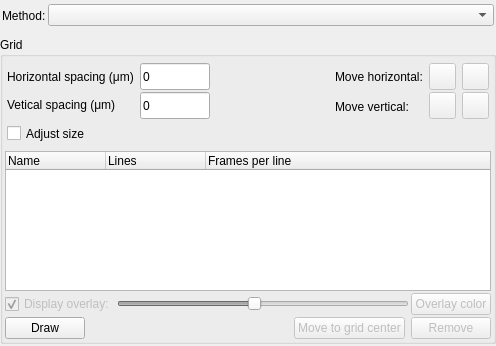
The window that BlissFramework/Bricks/widgets/ui_files/Qt4_advanced_methods_layout.ui (mxcube/mxcubeqt) describes before a commit, drawn with Qt 5.
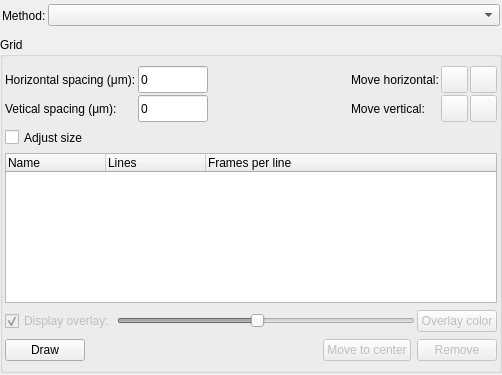
The same window after the commit. Icons and pictures are not drawn.

Commit message: [master] Layout adjustments and few new icons

Patch:
```diff
--- a/BlissFramework/Bricks/widgets/ui_files/Qt4_advanced_methods_layout.ui
+++ b/BlissFramework/Bricks/widgets/ui_files/Qt4_advanced_methods_layout.ui
@@ -6,8 +6,8 @@
    <rect>
     <x>0</x>
     <y>0</y>
-    <width>496</width>
-    <height>346</height>
+    <width>502</width>
+    <height>375</height>
    </rect>
   </property>
   <property name="sizePolicy">
@@ -126,43 +126,7 @@
           <property name="spacing">
            <number>2</number>
           </property>
-          <item row="2" column="0">
-           <widget class="QTreeWidget" name="grid_treewidget">
-            <property name="maximumSize">
-             <size>
-              <width>16777215</width>
-              <height>150</height>
-             </size>
-            </property>
-            <property name="font">
-             <font>
-              <pointsize>9</pointsize>
-              <weight>50</weight>
-              <italic>false</italic>
-              <bold>false</bold>
-             </font>
-            </property>
-            <property name="rootIsDecorated">
-             <bool>false</bool>
-            </property>
-            <column>
-             <property name="text">
-              <string>Name</string>
-             </property>
-            </column>
-            <column>
-             <property name="text">
-              <string>Lines</string>
-             </property>
-            </column>
-            <column>
-             <property name="text">
-              <string>Frames per line</string>
-             </property>
-            </column>
-           </widget>
-          </item>
-          <item row="4" column="0">
+          <item row="6" column="0">
            <layout class="QHBoxLayout" name="buttons_hlayout">
             <property name="leftMargin">
              <number>0</number>
@@ -218,7 +182,7 @@
                </size>
               </property>
               <property name="text">
-               <string>Move to grid center</string>
+               <string>Move to center</string>
               </property>
              </widget>
             </item>
@@ -234,373 +198,7 @@
             </item>
            </layout>
           </item>
-          <item row="0" column="0">
-           <layout class="QVBoxLayout" name="grid_vlayout">
-            <property name="spacing">
-             <number>2</number>
-            </property>
-            <property name="leftMargin">
-             <number>0</number>
-            </property>
-            <property name="topMargin">
-             <number>0</number>
-            </property>
-            <property name="rightMargin">
-             <number>0</number>
-            </property>
-            <item>
-             <layout class="QHBoxLayout" name="grid_tools_hlayout">
-              <property name="spacing">
-               <number>6</number>
-              </property>
-              <property name="margin">
-               <number>2</number>
-              </property>
-              <item>
-               <layout class="QVBoxLayout" name="spacing_lable_vlayout">
-                <property name="spacing">
-                 <number>2</number>
-                </property>
-                <property name="leftMargin">
-                 <number>0</number>
-                </property>
-                <property name="topMargin">
-                 <number>0</number>
-                </property>
-                <property name="rightMargin">
-                 <number>0</number>
-                </property>
-                <item>
-                 <widget class="QLabel" name="hor_spacing_label">
-                  <property name="minimumSize">
-                   <size>
-                    <width>0</width>
-                    <height>27</height>
-                   </size>
-                  </property>
-                  <property name="maximumSize">
-                   <size>
-                    <width>16777215</width>
-                    <height>27</height>
-                   </size>
-                  </property>
-                  <property name="text">
-                   <string>Horizontal spacing (μm)</string>
-                  </property>
-                 </widget>
-                </item>
-                <item>
-                 <widget class="QLabel" name="ver_spacing_label_2">
-                  <property name="minimumSize">
-                   <size>
-                    <width>0</width>
-                    <height>26</height>
-                   </size>
-                  </property>
-                  <property name="maximumSize">
-                   <size>
-                    <width>16777215</width>
-                    <height>27</height>
-                   </size>
-                  </property>
-                  <property name="text">
-                   <string>Vetical spacing (μm)</string>
-                  </property>
-                 </widget>
-                </item>
-                <item>
-                 <widget class="QCheckBox" name="adjust_size_cbox">
-                  <property name="minimumSize">
-                   <size>
-                    <width>0</width>
-                    <height>27</height>
-                   </size>
-                  </property>
-                  <property name="maximumSize">
-                   <size>
-                    <width>16777215</width>
-                    <height>27</height>
-                   </size>
-                  </property>
-                  <property name="text">
-                   <string>Adjust size</string>
-                  </property>
-                  <property name="checked">
-                   <bool>false</bool>
-                  </property>
-                 </widget>
-                </item>
-               </layout>
-              </item>
-              <item>
-               <layout class="QVBoxLayout" name="spacing_ledit_vlayout">
-                <property name="spacing">
-                 <number>2</number>
-                </property>
-                <item>
-                 <widget class="QLineEdit" name="hor_spacing_ledit">
-                  <property name="minimumSize">
-                   <size>
-                    <width>0</width>
-                    <height>27</height>
-                   </size>
-                  </property>
-                  <property name="maximumSize">
-                   <size>
-                    <width>70</width>
-                    <height>27</height>
-                   </size>
-                  </property>
-                  <property name="text">
-                   <string>0</string>
-                  </property>
-                 </widget>
-                </item>
-                <item>
-                 <widget class="QLineEdit" name="ver_spacing_ledit">
-                  <property name="minimumSize">
-                   <size>
-                    <width>0</width>
-                    <height>27</height>
-                   </size>
-                  </property>
-                  <property name="maximumSize">
-                   <size>
-                    <width>70</width>
-                    <height>27</height>
-                   </size>
-                  </property>
-                  <property name="text">
-                   <string>0</string>
-                  </property>
-                 </widget>
-                </item>
-                <item>
-                 <spacer name="verticalSpacer">
-                  <property name="orientation">
-                   <enum>Qt::Vertical</enum>
-                  </property>
-                  <property name="sizeType">
-                   <enum>QSizePolicy::Fixed</enum>
-                  </property>
-                  <property name="sizeHint" stdset="0">
-                   <size>
-                    <width>20</width>
-                    <height>27</height>
-                   </size>
-                  </property>
-                 </spacer>
-                </item>
-               </layout>
-              </item>
-              <item>
-               <spacer name="horizontalSpacer">
-                <property name="orientation">
-                 <enum>Qt::Horizontal</enum>
-                </property>
-                <property name="sizeHint" stdset="0">
-                 <size>
-                  <width>40</width>
-                  <height>20</height>
-                 </size>
-                </property>
-               </spacer>
-              </item>
-              <item>
-               <layout class="QVBoxLayout" name="move_label_vlayout">
-                <property name="spacing">
-                 <number>2</number>
-                </property>
-                <property name="leftMargin">
-                 <number>0</number>
-                </property>
-                <property name="topMargin">
-                 <number>0</number>
-                </property>
-                <property name="rightMargin">
-                 <number>0</number>
-                </property>
-                <item>
-                 <widget class="QLabel" name="move_hor_label">
-                  <property name="text">
-                   <string>Move horizontal:</string>
-                  </property>
-                 </widget>
-                </item>
-                <item>
-                 <widget class="QLabel" name="move_ver_label">
-                  <property name="text">
-                   <string>Move vertical:</string>
-                  </property>
-                 </widget>
-                </item>
-                <item>
-                 <spacer name="verticalSpacer_2">
-                  <property name="orientation">
-                   <enum>Qt::Vertical</enum>
-                  </property>
-                  <property name="sizeType">
-                   <enum>QSizePolicy::Fixed</enum>
-                  </property>
-                  <property name="sizeHint" stdset="0">
-                   <size>
-                    <width>20</width>
-                    <height>27</height>
-                   </size>
-                  </property>
-                 </spacer>
-                </item>
-               </layout>
-              </item>
-              <item>
-               <layout class="QVBoxLayout" name="move_buttons_one_layout">
-                <property name="spacing">
-                 <number>2</number>
-                </property>
-                <property name="leftMargin">
-                 <number>0</number>
-                </property>
-                <property name="topMargin">
-                 <number>0</number>
-                </property>
-                <property name="rightMargin">
-                 <number>0</number>
-                </property>
-                <item>
-                 <widget class="QPushButton" name="move_left_button">
-                  <property name="enabled">
-                   <bool>false</bool>
-                  </property>
-                  <property name="maximumSize">
-                   <size>
-                    <width>27</width>
-                    <height>27</height>
-                   </size>
-                  </property>
-                  <property name="text">
-                   <string/>
-                  </property>
-                  <property name="icon">
-                   <iconset>
-                    <normaloff>../../../Icons/Left2.png</normaloff>../../../Icons/Left2.png</iconset>
-                  </property>
-                 </widget>
-                </item>
-                <item>
-                 <widget class="QPushButton" name="move_up_button">
-                  <property name="enabled">
-                   <bool>false</bool>
-                  </property>
-                  <property name="maximumSize">
-                   <size>
-                    <width>27</width>
-                    <height>27</height>
-                   </size>
-                  </property>
-                  <property name="text">
-                   <string/>
-                  </property>
-                  <property name="icon">
-                   <iconset>
-                    <normaloff>../../../Icons/Up2.png</normaloff>../../../Icons/Up2.png</iconset>
-                  </property>
-                 </widget>
-                </item>
-                <item>
-                 <spacer name="verticalSpacer_3">
-                  <property name="orientation">
-                   <enum>Qt::Vertical</enum>
-                  </property>
-                  <property name="sizeType">
-                   <enum>QSizePolicy::Fixed</enum>
-                  </property>
-                  <property name="sizeHint" stdset="0">
-                   <size>
-                    <width>20</width>
-                    <height>27</height>
-                   </size>
-                  </property>
-                 </spacer>
-                </item>
-               </layout>
-              </item>
-              <item>
-               <layout class="QVBoxLayout" name="move_buttons_two_layout">
-                <property name="spacing">
-                 <number>2</number>
-                </property>
-                <property name="leftMargin">
-                 <number>0</number>
-                </property>
-                <property name="topMargin">
-                 <number>0</number>
-                </property>
-                <property name="rightMargin">
-                 <number>0</number>
-                </property>
-                <item>
-                 <widget class="QPushButton" name="move_right_button">
-                  <property name="enabled">
-                   <bool>false</bool>
-                  </property>
-                  <property name="maximumSize">
-                   <size>
-                    <width>27</width>
-                    <height>27</height>
-                   </size>
-                  </property>
-                  <property name="text">
-                   <string/>
-                  </property>
-                  <property name="icon">
-                   <iconset>
-                    <normaloff>../../../Icons/Right2.png</normaloff>../../../Icons/Right2.png</iconset>
-                  </property>
-                 </widget>
-                </item>
-                <item>
-                 <widget class="QPushButton" name="move_down_button">
-                  <property name="enabled">
-                   <bool>false</bool>
-                  </property>
-                  <property name="maximumSize">
-                   <size>
-                    <width>27</width>
-                    <height>27</height>
-                   </size>
-                  </property>
-                  <property name="text">
-                   <string/>
-                  </property>
-                  <property name="icon">
-                   <iconset>
-                    <normaloff>../../../Icons/Down2.png</normaloff>../../../Icons/Down2.png</iconset>
-                  </property>
-                 </widget>
-                </item>
-                <item>
-                 <spacer name="verticalSpacer_4">
-                  <property name="orientation">
-                   <enum>Qt::Vertical</enum>
-                  </property>
-                  <property name="sizeType">
-                   <enum>QSizePolicy::Fixed</enum>
-                  </property>
-                  <property name="sizeHint" stdset="0">
-                   <size>
-                    <width>20</width>
-                    <height>27</height>
-                   </size>
-                  </property>
-                 </spacer>
-                </item>
-               </layout>
-              </item>
-             </layout>
-            </item>
-           </layout>
-          </item>
-          <item row="3" column="0">
+          <item row="5" column="0">
            <layout class="QHBoxLayout" name="horizontalLayout_2">
             <property name="spacing">
              <number>2</number>
@@ -664,6 +262,273 @@
             </item>
            </layout>
           </item>
+          <item row="0" column="0">
+           <layout class="QGridLayout" name="gridLayout_2">
+            <property name="leftMargin">
+             <number>0</number>
+            </property>
+            <property name="topMargin">
+             <number>0</number>
+            </property>
+            <property name="spacing">
+             <number>2</number>
+            </property>
+            <item row="0" column="0">
+             <widget class="QLabel" name="hor_spacing_label">
+              <property name="minimumSize">
+               <size>
+                <width>0</width>
+                <height>27</height>
+               </size>
+              </property>
+              <property name="maximumSize">
+               <size>
+                <width>180</width>
+                <height>27</height>
+               </size>
+              </property>
+              <property name="text">
+               <string>Horizontal spacing (μm):</string>
+              </property>
+             </widget>
+            </item>
+            <item row="1" column="0">
+             <widget class="QLabel" name="ver_spacing_label_2">
+              <property name="minimumSize">
+               <size>
+                <width>0</width>
+                <height>26</height>
+               </size>
+              </property>
+              <property name="maximumSize">
+               <size>
+                <width>180</width>
+                <height>27</height>
+               </size>
+              </property>
+              <property name="text">
+               <string>Vetical spacing (μm):</string>
+              </property>
+             </widget>
+            </item>
+            <item row="1" column="2">
+             <spacer name="horizontalSpacer_3">
+              <property name="orientation">
+               <enum>Qt::Horizontal</enum>
+              </property>
+              <property name="sizeHint" stdset="0">
+               <size>
+                <width>40</width>
+                <height>20</height>
+               </size>
+              </property>
+             </spacer>
+            </item>
+            <item row="0" column="2">
+             <spacer name="horizontalSpacer">
+              <property name="orientation">
+               <enum>Qt::Horizontal</enum>
+              </property>
+              <property name="sizeHint" stdset="0">
+               <size>
+                <width>40</width>
+                <height>20</height>
+               </size>
+              </property>
+             </spacer>
+            </item>
+            <item row="0" column="5">
+             <widget class="QPushButton" name="move_right_button">
+              <property name="enabled">
+               <bool>false</bool>
+              </property>
+              <property name="maximumSize">
+               <size>
+                <width>27</width>
+                <height>27</height>
+               </size>
+              </property>
+              <property name="text">
+               <string/>
+              </property>
+              <property name="icon">
+               <iconset>
+                <normaloff>../../../Icons/Right2.png</normaloff>../../../Icons/Right2.png</iconset>
+              </property>
+             </widget>
+            </item>
+            <item row="0" column="1">
+             <widget class="QLineEdit" name="hor_spacing_ledit">
+              <property name="minimumSize">
+               <size>
+                <width>0</width>
+                <height>27</height>
+               </size>
+              </property>
+              <property name="maximumSize">
+               <size>
+                <width>70</width>
+                <height>27</height>
+               </size>
+              </property>
+              <property name="text">
+               <string>0</string>
+              </property>
+             </widget>
+            </item>
+            <item row="1" column="3">
+             <widget class="QLabel" name="move_ver_label">
+              <property name="text">
+               <string>Move vertical:</string>
+              </property>
+             </widget>
+            </item>
+            <item row="1" column="1">
+             <widget class="QLineEdit" name="ver_spacing_ledit">
+              <property name="minimumSize">
+               <size>
+                <width>0</width>
+                <height>27</height>
+               </size>
+              </property>
+              <property name="maximumSize">
+               <size>
+                <width>70</width>
+                <height>27</height>
+               </size>
+              </property>
+              <property name="text">
+               <string>0</string>
+              </property>
+             </widget>
+            </item>
+            <item row="0" column="3">
+             <widget class="QLabel" name="move_hor_label">
+              <property name="text">
+               <string>Move horizontal:</string>
+              </property>
+             </widget>
+            </item>
+            <item row="3" column="0">
+             <widget class="QCheckBox" name="adjust_size_cbox">
+              <property name="minimumSize">
+               <size>
+                <width>0</width>
+                <height>27</height>
+               </size>
+              </property>
+              <property name="maximumSize">
+               <size>
+                <width>16777215</width>
+                <height>27</height>
+               </size>
+              </property>
+              <property name="text">
+               <string>Adjust size</string>
+              </property>
+              <property name="checked">
+               <bool>false</bool>
+              </property>
+             </widget>
+            </item>
+            <item row="1" column="4">
+             <widget class="QPushButton" name="move_up_button">
+              <property name="enabled">
+               <bool>false</bool>
+              </property>
+              <property name="maximumSize">
+               <size>
+                <width>27</width>
+                <height>27</height>
+               </size>
+              </property>
+              <property name="text">
+               <string/>
+              </property>
+              <property name="icon">
+               <iconset>
+                <normaloff>../../../Icons/Up2.png</normaloff>../../../Icons/Up2.png</iconset>
+              </property>
+             </widget>
+            </item>
+            <item row="1" column="5">
+             <widget class="QPushButton" name="move_down_button">
+              <property name="enabled">
+               <bool>false</bool>
+              </property>
+              <property name="maximumSize">
+               <size>
+                <width>27</width>
+                <height>27</height>
+               </size>
+              </property>
+              <property name="text">
+               <string/>
+              </property>
+              <property name="icon">
+               <iconset>
+                <normaloff>../../../Icons/Down2.png</normaloff>../../../Icons/Down2.png</iconset>
+              </property>
+             </widget>
+            </item>
+            <item row="0" column="4">
+             <widget class="QPushButton" name="move_left_button">
+              <property name="enabled">
+               <bool>false</bool>
+              </property>
+              <property name="maximumSize">
+               <size>
+                <width>27</width>
+                <height>27</height>
+               </size>
+              </property>
+              <property name="text">
+               <string/>
+              </property>
+              <property name="icon">
+               <iconset>
+                <normaloff>../../../Icons/Left2.png</normaloff>../../../Icons/Left2.png</iconset>
+              </property>
+             </widget>
+            </item>
+            <item row="5" column="0" colspan="6">
+             <widget class="QTreeWidget" name="grid_treewidget">
+              <property name="maximumSize">
+               <size>
+                <width>16777215</width>
+                <height>150</height>
+               </size>
+              </property>
+              <property name="font">
+               <font>
+                <pointsize>9</pointsize>
+                <weight>50</weight>
+                <italic>false</italic>
+                <bold>false</bold>
+               </font>
+              </property>
+              <property name="rootIsDecorated">
+               <bool>false</bool>
+              </property>
+              <column>
+               <property name="text">
+                <string>Name</string>
+               </property>
+              </column>
+              <column>
+               <property name="text">
+                <string>Lines</string>
+               </property>
+              </column>
+              <column>
+               <property name="text">
+                <string>Frames per line</string>
+               </property>
+              </column>
+             </widget>
+            </item>
+           </layout>
+          </item>
          </layout>
         </widget>
        </item>
```
The commit also changes 11 other files.
